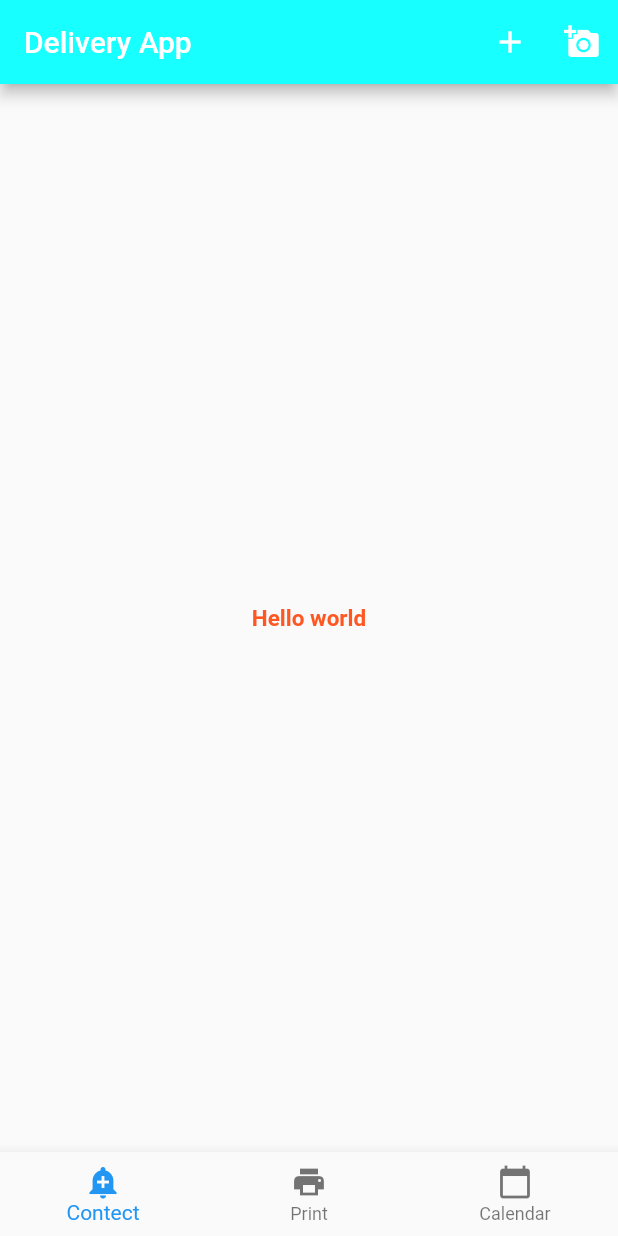
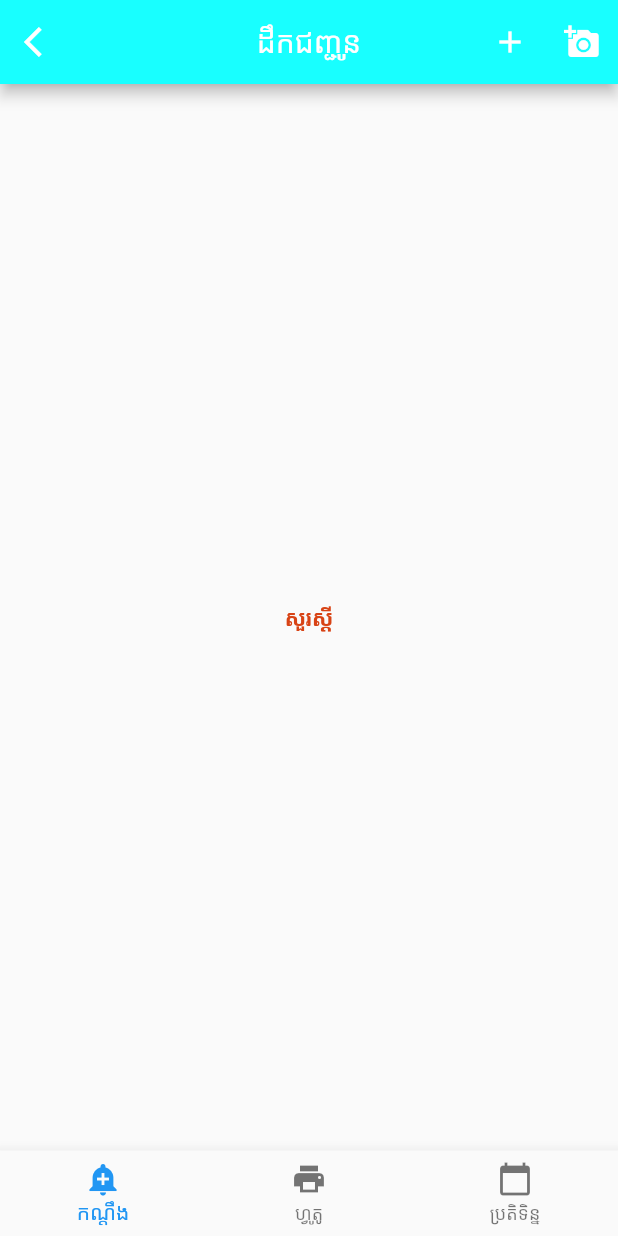
Before and after one commit to Saingkdompy168/flutter_app_new_study, a Flutter app: the screen it shows after launch, on a phone screen of 412 x 824 dp. Run offline on Flutter 3.47's test engine with Material 2 defaults, Android fonts, the phone set to English and light mode, and no system bars.

Commit message:
-update text

```diff
--- a/lib/ui/Home.dart
+++ b/lib/ui/Home.dart
@@ -13,7 +13,12 @@ class Home extends StatelessWidget {
     return new Scaffold(
         appBar: new AppBar(
           backgroundColor: Colors.cyanAccent,
-          title: new Text("Delivery App"),
+          centerTitle: true,
+          title: new Text("ដឹកជញ្ជូន", textAlign: TextAlign.center),
+          leading: new IconButton(
+            icon: new Icon(Icons.arrow_back_ios),
+            onPressed: () {},
+          ),
           actions: <Widget>[
             new IconButton(
                 icon: new Icon(Icons.add),
--- a/lib/ui/homeelement/Body.dart
+++ b/lib/ui/homeelement/Body.dart
@@ -8,11 +8,11 @@ class Body extends StatelessWidget {
       child: new Column(
         mainAxisAlignment: MainAxisAlignment.center,
         children: <Widget>[
-          new Text("Hello world",
+          new Text("សួរស្ដី",
               style: new TextStyle(
                   fontSize: 15,
                   fontWeight: FontWeight.bold,
-                  color: Colors.deepOrange))
+                  color: Colors.deepOrange.shade800))
         ],
       ),
     );
--- a/lib/ui/homeelement/BottomNavigation.dart
+++ b/lib/ui/homeelement/BottomNavigation.dart
@@ -5,11 +5,11 @@ class BottomNavigation extends StatelessWidget {
   Widget build(BuildContext context) {
     return new BottomNavigationBar(items: [
       new BottomNavigationBarItem(
-          icon: new Icon(Icons.add_alert), title: new Text("Contect")),
+          icon: new Icon(Icons.add_alert), title: new Text("កណ្ដឹង")),
       new BottomNavigationBarItem(
-          icon: new Icon(Icons.local_printshop), title: new Text("Print")),
+          icon: new Icon(Icons.local_printshop), title: new Text("ហ្វូតូ")),
       new BottomNavigationBarItem(
-          icon: new Icon(Icons.calendar_today), title: new Text("Calendar")),
+          icon: new Icon(Icons.calendar_today), title: new Text("ប្រតិទិន្ន")),
     ]);
   }
 }
```
